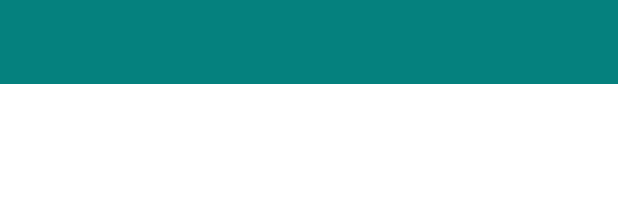
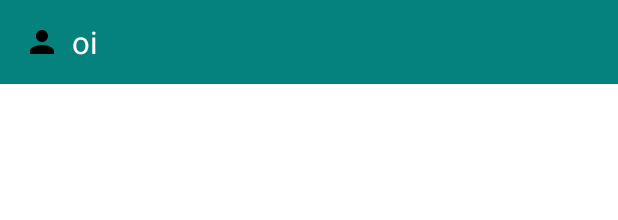
Before and after one commit to YuriYunitski/MSG, an Android app: the layout activity_chat.xml on its own in the app's theme, with its tools: preview values and no code run, on a phone screen of 412 x 824 dp. Shown: the top 220 px of the screen. Run offline under Robolectric (Android 15) with nearby library versions, the phone set to English and light mode, and no system bars.

Commit message:
fixed size images clickable title

```diff
--- a/app/src/main/res/layout/activity_chat.xml
+++ b/app/src/main/res/layout/activity_chat.xml
@@ -27,7 +27,36 @@
                 style="@style/Platform.MaterialComponents.Light"
                 android:layout_width="match_parent"
                 android:layout_height="?attr/actionBarSize"
-                app:titleTextColor="@color/white" />
+                app:titleTextColor="@color/white" >
+
+                <LinearLayout
+                    android:id="@+id/titleLinearLayout"
+                    android:layout_width="wrap_content"
+                    android:layout_height="wrap_content"
+                    android:orientation="horizontal">
+
+                    <ImageView
+                        android:id="@+id/profilePhotoImageView"
+                        android:layout_width="wrap_content"
+                        android:layout_height="wrap_content"
+                        android:layout_gravity="center"
+                        android:src="@drawable/ic_baseline_person_24"/>
+
+
+                    <TextView
+                        android:id="@+id/userTitleTextView"
+                        android:layout_width="wrap_content"
+                        android:layout_height="wrap_content"
+                        android:text="oi"
+                        android:paddingStart="8dp"
+                        android:layout_gravity=""
+                        android:textColor="@color/white"
+                        android:textSize="@dimen/_16sdp"/>
+
+                </LinearLayout>
+
+
+            </androidx.appcompat.widget.Toolbar>
 
         </com.google.android.material.appbar.AppBarLayout>
 
--- a/app/src/main/res/layout/my_message_item.xml
+++ b/app/src/main/res/layout/my_message_item.xml
@@ -13,8 +13,8 @@
         android:paddingBottom="10dp">
 
         <ImageView
-            android:layout_width="@dimen/_120sdp"
-            android:layout_height="wrap_content"
+            android:layout_width="@dimen/_150sdp"
+            android:layout_height="@dimen/_160sdp"
             android:id="@+id/photoImageView"
             android:paddingBottom="10dp"/>
 
@@ -23,6 +23,7 @@
             android:layout_width="wrap_content"
             android:layout_height="wrap_content"
             android:textColor="@color/black"
+            android:paddingBottom="4dp"
             android:textSize="@dimen/_12sdp"/>
 
         <TextView
--- a/app/src/main/res/layout/swipe_layout.xml
+++ b/app/src/main/res/layout/swipe_layout.xml
@@ -27,7 +27,9 @@
                 style="@style/Platform.MaterialComponents.Light"
                 android:layout_width="match_parent"
                 android:layout_height="?attr/actionBarSize"
-                app:titleTextColor="@color/white" />
+                app:titleTextColor="@color/white" >
+
+            </androidx.appcompat.widget.Toolbar>
 
         </com.google.android.material.appbar.AppBarLayout>
 
--- a/app/src/main/res/layout/your_message_item.xml
+++ b/app/src/main/res/layout/your_message_item.xml
@@ -13,8 +13,8 @@
         android:paddingBottom="10dp">
 
         <ImageView
-            android:layout_width="@dimen/_120sdp"
-            android:layout_height="wrap_content"
+            android:layout_width="@dimen/_150sdp"
+            android:layout_height="@dimen/_160sdp"
             android:id="@+id/photoImageView"
             android:paddingBottom="10dp"/>
 
```
Also changed, not shown: app/src/main/java/com/yunitski/msg/activities/ChatActivity.java (+15 -41 lines), app/src/main/res/drawable-v24/message_in.9.png, app/src/main/res/drawable-v24/message_out.9.png.
